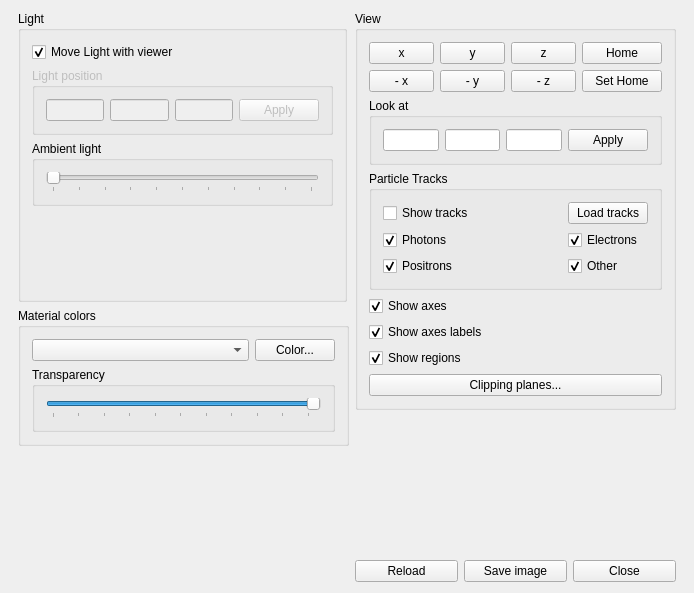
Before: the Qt Designer form HEN_HOUSE/egs++/view/viewcontrol.ui in nrc-cnrc/EGSnrc, drawn with Qt 5.
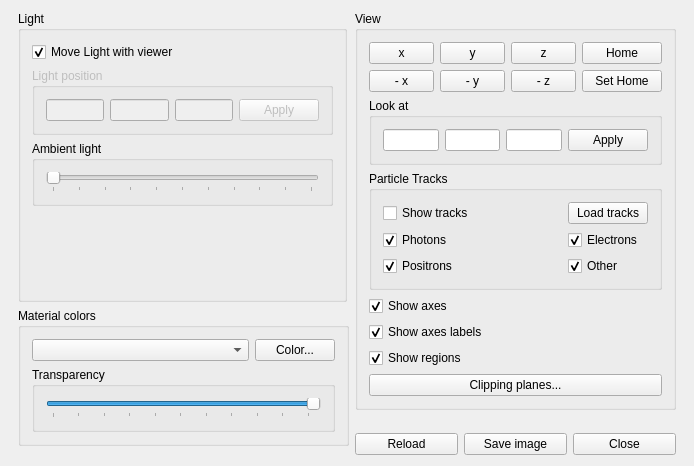
After: the same form once the commit is applied.

Commit message: Fix height to improve looks

What changed in the file:
```diff
--- a/HEN_HOUSE/egs++/view/viewcontrol.ui
+++ b/HEN_HOUSE/egs++/view/viewcontrol.ui
@@ -36,9 +36,15 @@
     <x>0</x>
     <y>0</y>
     <width>694</width>
-    <height>593</height>
+    <height>466</height>
    </rect>
   </property>
+  <property name="maximumSize">
+   <size>
+    <width>16777215</width>
+    <height>466</height>
+   </size>
+  </property>
   <property name="windowTitle">
    <string>View Controls</string>
   </property>
```
Left out of the diff: 2 changed lines with no effect on the pictures.
